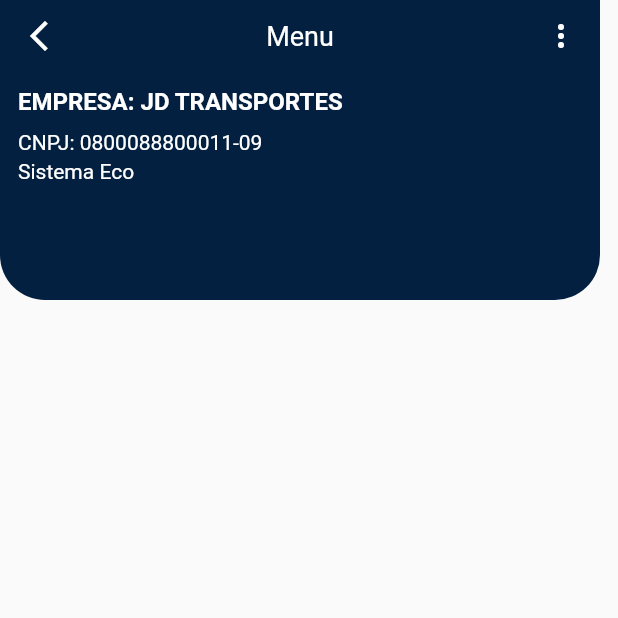
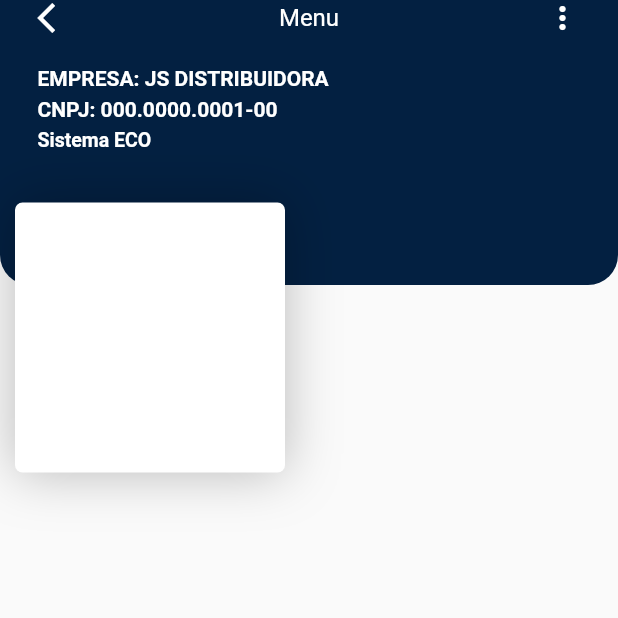
Before and after one commit to wenerson-venancio/Eco360, a Flutter app: the screen it shows after launch, on a phone screen of 412 x 824 dp, the top half of it. Run offline on Flutter 3.47's test engine with Material 2 defaults, Android fonts, the phone set to English and light mode, and no system bars.

Commit message:
CardsHome

```diff
--- a/lib/components/cards.dart
+++ b/lib/components/cards.dart
@@ -0,0 +1,36 @@
+import 'package:flutter/material.dart';
+
+class Cards extends StatefulWidget {
+  const Cards({Key? key}) : super(key: key);
+
+  @override
+  State<Cards> createState() => _CardsState();
+}
+
+class _CardsState extends State<Cards> {
+  @override
+  Widget build(BuildContext context) {
+    return Column(
+      children: [
+        Stack(
+          children: [
+            Container(
+              height: 150,
+              width: 150,
+              decoration: const BoxDecoration(
+                color: Colors.black
+              ),
+            )
+          ],
+        ),
+        Container(
+          height: 150,
+          width: 150,
+          decoration: const BoxDecoration(
+
+          ),
+        )
+      ],
+    );
+  }
+}
--- a/lib/components/header.dart
+++ b/lib/components/header.dart
@@ -27,7 +27,8 @@ class Header extends StatelessWidget {
                   icon: Icon(
                     Icons.more_vert_outlined,
                     color: Colors.white,
-                  )),
+                  )
+              ),
             ],
           ),
         ),
--- a/lib/pages/home_page.dart
+++ b/lib/pages/home_page.dart
@@ -1,7 +1,4 @@
-// ignore_for_file: sort_child_properties_last
-
-import 'package:eco360/components/cards.dart';
-import 'package:eco360/components/empresa.dart';
+// ignore_for_file: sort_child_properties_last, sized_box_for_whitespace
 import 'package:flutter/material.dart';
 import 'package:flutter/services.dart';
 
@@ -19,41 +16,116 @@ class _HomePageState extends State<HomePage> {
   Widget build(BuildContext context) {
     return Scaffold(
       appBar: _appBar(),
-        body: Column(
+      body: ListView(
+        physics: const BouncingScrollPhysics(
+            parent: AlwaysScrollableScrollPhysics()),
         children: [
-            Column(
+          Stack(
             children: [
-                Column(
+              Container(
+                height: 190,
+                decoration: const BoxDecoration(
+                  borderRadius: BorderRadius.only(
+                      bottomLeft: Radius.circular(20),
+                      bottomRight: Radius.circular(20)),
+                  color: Color.fromARGB(255, 3, 32, 65),
+                ),
+              ),
+              Container(
+                height: 150,
+                child: Column(
+                  crossAxisAlignment: CrossAxisAlignment.start,
                   children: [
-
-                    Container(
-                      height: 200,
-                      width: 400,
-                      decoration: const BoxDecoration(
-                          color: Color.fromARGB(255, 3, 32, 65),
-                          borderRadius: BorderRadius.only(
-                              bottomLeft: Radius.circular(30),
-                              bottomRight: Radius.circular(30))),
-                      child: Padding(
-                        padding: const EdgeInsets.symmetric(horizontal: 1),
+                    Padding(
+                      padding: const EdgeInsets.symmetric(horizontal: 25),
+                      child: Row(
+                        mainAxisAlignment: MainAxisAlignment.spaceBetween,
+                        children: const [
+                          Icon(
+                            Icons.arrow_back_ios,
+                            color: Colors.white,
+                          ),
+                          Text(
+                            'Menu',
+                            style: TextStyle(color: Colors.white, fontSize: 16),
+                          ),
+                          Icon(
+                            Icons.more_vert,
+                            color: Colors.white,
+                          ),
+                        ],
+                      ),
+                    ),
+                    const SizedBox(height: 20),
+                    Padding(
+                      padding: const EdgeInsets.symmetric(horizontal: 25),
                       child: Column(
                         crossAxisAlignment: CrossAxisAlignment.start,
                         children: const [
-                            Header(),
+                          Text(
+                            'EMPRESA: JS DISTRIBUIDORA',
+                            style: TextStyle(
+                                color: Colors.white,
+                                fontSize: 14,
+                                fontWeight: FontWeight.bold),
+                          ),
                           SizedBox(
-                              height: 10,
+                            height: 5,
                           ),
-                            Empresa(),
+                          Text(
+                            'CNPJ: 000.0000.0001-00',
+                            style: TextStyle(
+                                color: Colors.white,
+                                fontSize: 14,
+                                fontWeight: FontWeight.bold),
+                          ),
+                          SizedBox(height: 5),
+                          Text(
+                            'Sistema ECO',
+                            style: TextStyle(
+                                color: Colors.white,
+                                fontSize: 13,
+                                fontWeight: FontWeight.bold),
+                          ),
                         ],
-                        ),
                       ),
                     ),
                   ],
                 ),
+              ),
             ],
           ),
+          Container(
+            transform: Matrix4.translationValues(0, -55, 0),
+            child: Column(
+              children: [
+                Padding(
+                  padding: const EdgeInsets.symmetric(horizontal: 10),
+                  child: Row(
+                    children: [
+                      Container(
+                        height: 180,
+                        width: 180,
+                        decoration: const BoxDecoration(
+                          color: Colors.white,
+                          borderRadius: BorderRadius.all(Radius.circular(5)),
+                          boxShadow: [
+                            BoxShadow(
+                              color: Colors.black26,
+                              blurRadius: 30,
+                            )
+                          ]
+                        ),
+                      )
                     ],
-        ));
+                  ),
+                )
+              ],
+            ),
+          )
+        ],
+      ),
+    );
   }
 
   PreferredSize _appBar() {
```
Lines whose indentation alone changed are shown as unchanged.
